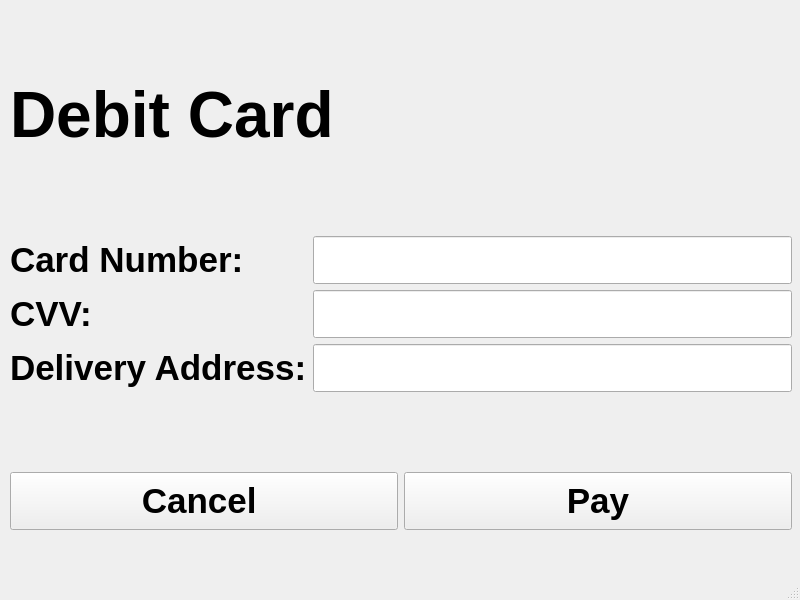
Before: the Qt Designer form transaction_dc.ui in acmpesuecc/GrowPal, drawn with Qt 5.
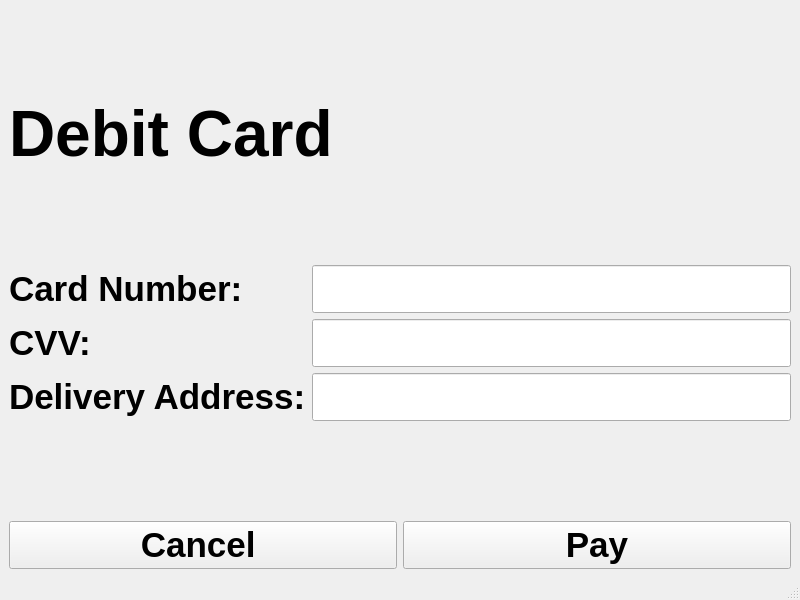
After: the same form once the commit is applied.

Commit message: added documentation and transaction page

Patch:
```diff
--- a/transaction_dc.ui
+++ b/transaction_dc.ui
@@ -14,35 +14,22 @@
    <string>MainWindow</string>
   </property>
   <widget class="QWidget" name="centralwidget">
-   <widget class="QPushButton" name="pushButton_cancel">
-    <property name="geometry">
-     <rect>
-      <x>10</x>
-      <y>472</y>
-      <width>388</width>
-      <height>58</height>
-     </rect>
-    </property>
+   <layout class="QGridLayout" name="gridLayout">
+    <item row="0" column="0" colspan="2">
+     <widget class="QLabel" name="label">
     <property name="font">
      <font>
-      <pointsize>26</pointsize>
+        <pointsize>48</pointsize>
       <weight>75</weight>
       <bold>true</bold>
      </font>
     </property>
     <property name="text">
-     <string>Cancel </string>
-    </property>
-   </widget>
-   <widget class="QWidget" name="formLayoutWidget">
-    <property name="geometry">
-     <rect>
-      <x>10</x>
-      <y>236</y>
-      <width>782</width>
-      <height>230</height>
-     </rect>
-    </property>
+       <string>Debit Card</string>
+      </property>
+     </widget>
+    </item>
+    <item row="1" column="0" colspan="2">
     <layout class="QFormLayout" name="formLayout">
      <item row="0" column="0">
       <widget class="QLabel" name="label_2">
@@ -120,16 +107,23 @@
       </widget>
      </item>
     </layout>
-   </widget>
+    </item>
+    <item row="2" column="0">
+     <widget class="QPushButton" name="pushButton_cancel">
+      <property name="font">
+       <font>
+        <pointsize>26</pointsize>
+        <weight>75</weight>
+        <bold>true</bold>
+       </font>
+      </property>
+      <property name="text">
+       <string>Cancel </string>
+      </property>
+     </widget>
+    </item>
+    <item row="2" column="1">
    <widget class="QPushButton" name="pushButton_pay">
-    <property name="geometry">
-     <rect>
-      <x>404</x>
-      <y>472</y>
-      <width>388</width>
-      <height>58</height>
-     </rect>
-    </property>
     <property name="font">
      <font>
       <pointsize>26</pointsize>
@@ -141,26 +135,8 @@
      <string>Pay</string>
     </property>
    </widget>
-   <widget class="QLabel" name="label">
-    <property name="geometry">
-     <rect>
-      <x>10</x>
-      <y>0</y>
-      <width>782</width>
-      <height>230</height>
-     </rect>
-    </property>
-    <property name="font">
-     <font>
-      <pointsize>48</pointsize>
-      <weight>75</weight>
-      <bold>true</bold>
-     </font>
-    </property>
-    <property name="text">
-     <string>Debit Card</string>
-    </property>
-   </widget>
+    </item>
+   </layout>
   </widget>
   <widget class="QMenuBar" name="menubar">
    <property name="geometry">
```
Lines whose indentation alone changed are shown as unchanged. The commit also changes 5 other files.
